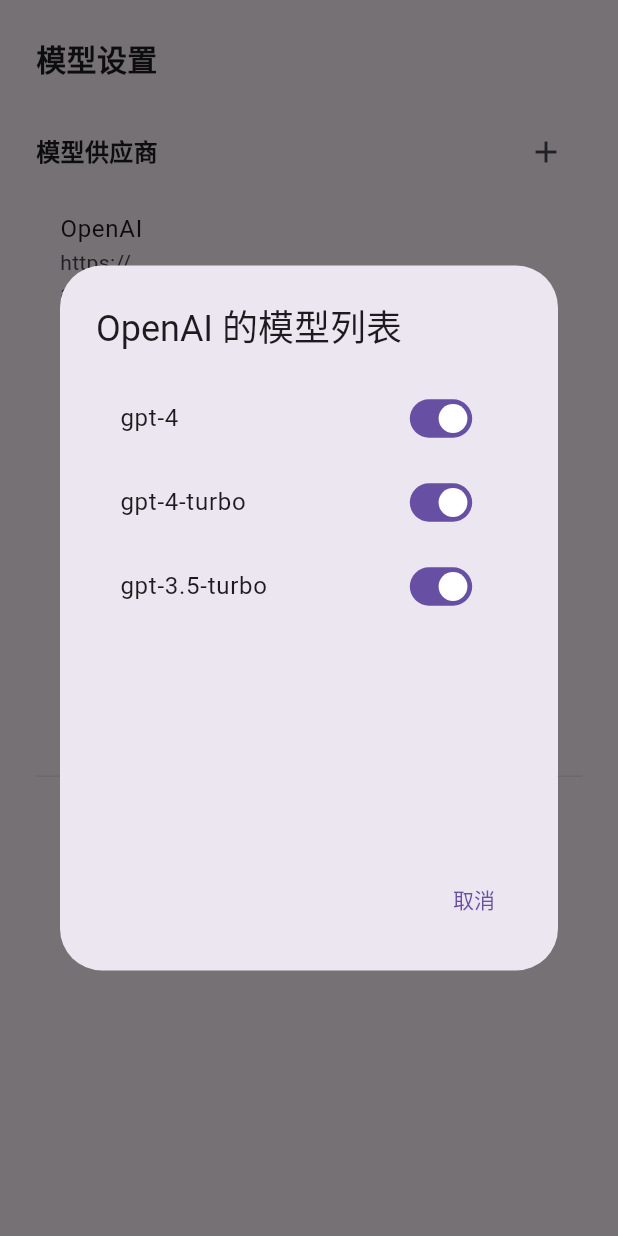
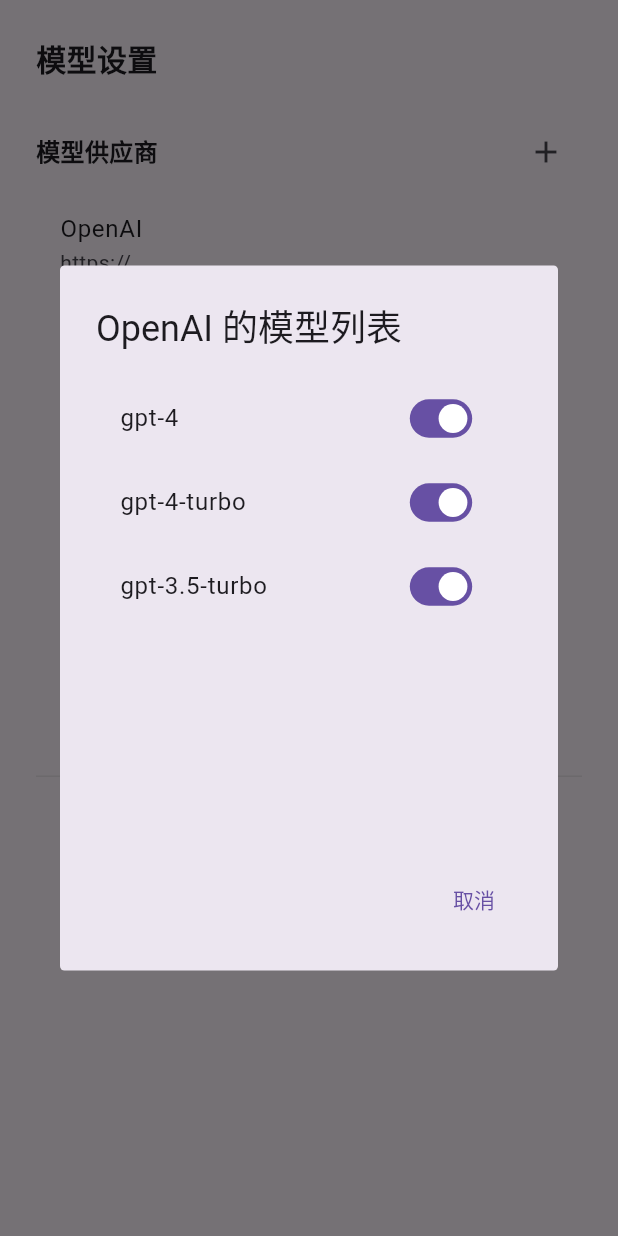
Before and after one commit to MikeLINGxZ/justchat, a Flutter app: the ModelSettings widget shown alone on an empty page, opened directly, after a tap on the "list" icon, on a phone screen of 412 x 824 dp. Run offline on Flutter 3.47's test engine with Material 3 defaults, Android fonts, the phone set to English and light mode, and no system bars; our stand-ins replace flutter_riverpod, shared_preferences; missing offline and left inert: markdown_widget, window_manager; accounts and stored records are empty; statements that could not run were skipped.

Commit message:
feat: update model settings dialog appearance
- Added a rounded border to the AlertDialog in the model settings UI for improved aesthetics.
- Enhanced the overall user experience by refining the dialog's visual presentation.

```diff
--- a/lib/pages/home/settings/model_settings.dart
+++ b/lib/pages/home/settings/model_settings.dart
@@ -259,6 +259,9 @@ class ModelSettings extends ConsumerWidget {
           }
 
           return AlertDialog(
+            shape: RoundedRectangleBorder(
+              borderRadius: BorderRadius.circular(3),
+            ),
             title: Text('${currentProvider.displayName} 的模型列表'),
             content: SizedBox(
               width: 400,
```
